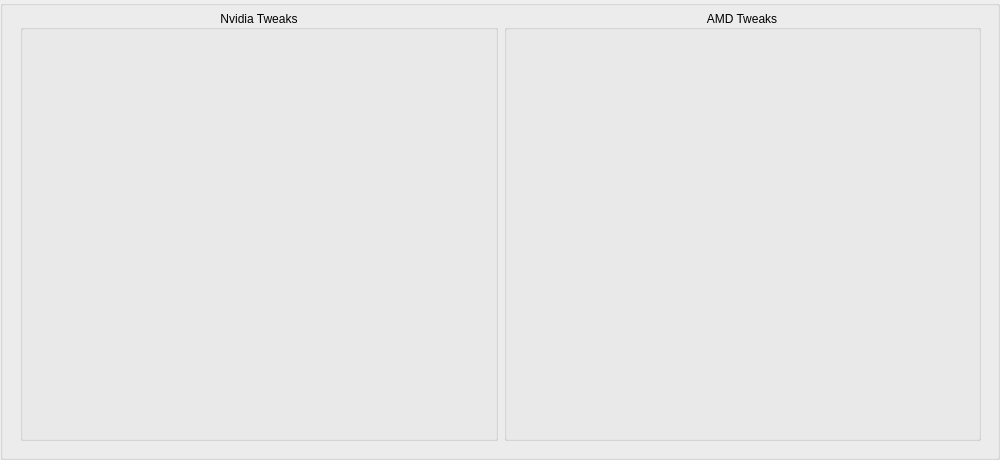
The window that gpu_tweaks.ui (alexhebri/SwiftBoost) describes before a commit, drawn with Qt 5.
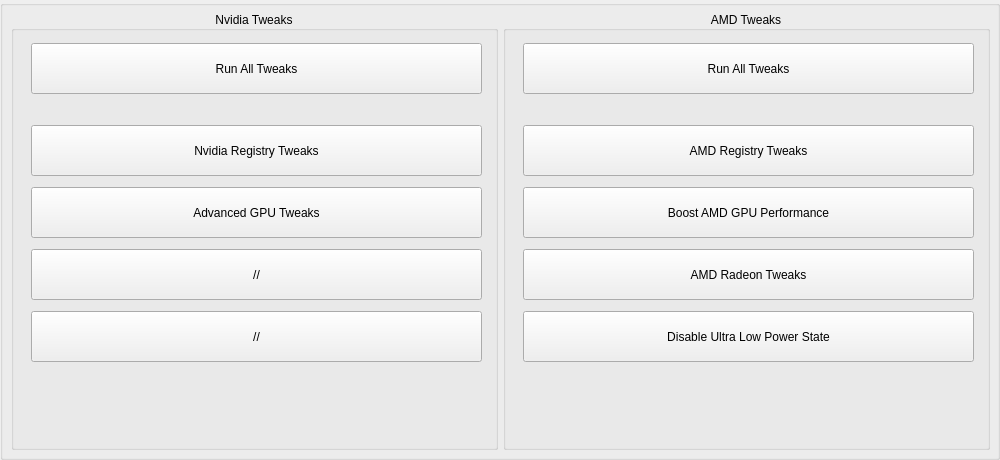
The same window after the commit.

Diff of the .ui file:
```diff
--- a/gpu_tweaks.ui
+++ b/gpu_tweaks.ui
@@ -34,13 +34,28 @@
   <widget class="QWidget" name="">
    <property name="geometry">
     <rect>
-     <x>20</x>
+     <x>10</x>
      <y>10</y>
-     <width>961</width>
-     <height>431</height>
+     <width>981</width>
+     <height>441</height>
     </rect>
    </property>
    <layout class="QHBoxLayout" name="horizontalLayout">
+    <property name="spacing">
+     <number>5</number>
+    </property>
+    <property name="leftMargin">
+     <number>1</number>
+    </property>
+    <property name="topMargin">
+     <number>1</number>
+    </property>
+    <property name="rightMargin">
+     <number>1</number>
+    </property>
+    <property name="bottomMargin">
+     <number>1</number>
+    </property>
     <item>
      <widget class="QGroupBox" name="groupBox">
       <property name="minimumSize">
@@ -55,6 +70,153 @@
       <property name="alignment">
        <set>Qt::AlignmentFlag::AlignCenter</set>
       </property>
+      <widget class="QWidget" name="">
+       <property name="geometry">
+        <rect>
+         <x>10</x>
+         <y>26</y>
+         <width>471</width>
+         <height>331</height>
+        </rect>
+       </property>
+       <layout class="QVBoxLayout" name="verticalLayout">
+        <property name="leftMargin">
+         <number>10</number>
+        </property>
+        <property name="topMargin">
+         <number>1</number>
+        </property>
+        <property name="rightMargin">
+         <number>10</number>
+        </property>
+        <property name="bottomMargin">
+         <number>1</number>
+        </property>
+        <item>
+         <widget class="QPushButton" name="aaa">
+          <property name="minimumSize">
+           <size>
+            <width>231</width>
+            <height>51</height>
+           </size>
+          </property>
+          <property name="text">
+           <string>Run All Tweaks</string>
+          </property>
+          <property name="checkable">
+           <bool>false</bool>
+          </property>
+          <property name="autoRepeat">
+           <bool>false</bool>
+          </property>
+          <property name="autoExclusive">
+           <bool>false</bool>
+          </property>
+         </widget>
+        </item>
+        <item>
+         <spacer name="horizontalSpacer">
+          <property name="orientation">
+           <enum>Qt::Orientation::Horizontal</enum>
+          </property>
+          <property name="sizeHint" stdset="0">
+           <size>
+            <width>40</width>
+            <height>20</height>
+           </size>
+          </property>
+         </spacer>
+        </item>
+        <item>
+         <widget class="QPushButton" name="aaa_2">
+          <property name="minimumSize">
+           <size>
+            <width>231</width>
+            <height>51</height>
+           </size>
+          </property>
+          <property name="text">
+           <string>Nvidia Registry Tweaks</string>
+          </property>
+          <property name="checkable">
+           <bool>false</bool>
+          </property>
+          <property name="autoRepeat">
+           <bool>false</bool>
+          </property>
+          <property name="autoExclusive">
+           <bool>false</bool>
+          </property>
+         </widget>
+        </item>
+        <item>
+         <widget class="QPushButton" name="aaa_4">
+          <property name="minimumSize">
+           <size>
+            <width>231</width>
+            <height>51</height>
+           </size>
+          </property>
+          <property name="text">
+           <string>Advanced GPU Tweaks</string>
+          </property>
+          <property name="checkable">
+           <bool>false</bool>
+          </property>
+          <property name="autoRepeat">
+           <bool>false</bool>
+          </property>
+          <property name="autoExclusive">
+           <bool>false</bool>
+          </property>
+         </widget>
+        </item>
+        <item>
+         <widget class="QPushButton" name="aaa_3">
+          <property name="minimumSize">
+           <size>
+            <width>231</width>
+            <height>51</height>
+           </size>
+          </property>
+          <property name="text">
+           <string>//</string>
+          </property>
+          <property name="checkable">
+           <bool>false</bool>
+          </property>
+          <property name="autoRepeat">
+           <bool>false</bool>
+          </property>
+          <property name="autoExclusive">
+           <bool>false</bool>
+          </property>
+         </widget>
+        </item>
+        <item>
+         <widget class="QPushButton" name="aaa_5">
+          <property name="minimumSize">
+           <size>
+            <width>231</width>
+            <height>51</height>
+           </size>
+          </property>
+          <property name="text">
+           <string>//</string>
+          </property>
+          <property name="checkable">
+           <bool>false</bool>
+          </property>
+          <property name="autoRepeat">
+           <bool>false</bool>
+          </property>
+          <property name="autoExclusive">
+           <bool>false</bool>
+          </property>
+         </widget>
+        </item>
+       </layout>
+      </widget>
      </widget>
     </item>
     <item>
@@ -71,6 +233,153 @@
       <property name="alignment">
        <set>Qt::AlignmentFlag::AlignCenter</set>
       </property>
+      <widget class="QWidget" name="layoutWidget">
+       <property name="geometry">
+        <rect>
+         <x>10</x>
+         <y>26</y>
+         <width>471</width>
+         <height>331</height>
+        </rect>
+       </property>
+       <layout class="QVBoxLayout" name="verticalLayout_2">
+        <property name="leftMargin">
+         <number>10</number>
+        </property>
+        <property name="topMargin">
+         <number>1</number>
+        </property>
+        <property name="rightMargin">
+         <number>10</number>
+        </property>
+        <property name="bottomMargin">
+         <number>1</number>
+        </property>
+        <item>
+         <widget class="QPushButton" name="aaa_6">
+          <property name="minimumSize">
+           <size>
+            <width>231</width>
+            <height>51</height>
+           </size>
+          </property>
+          <property name="text">
+           <string>Run All Tweaks</string>
+          </property>
+          <property name="checkable">
+           <bool>false</bool>
+          </property>
+          <property name="autoRepeat">
+           <bool>false</bool>
+          </property>
+          <property name="autoExclusive">
+           <bool>false</bool>
+          </property>
+         </widget>
+        </item>
+        <item>
+         <spacer name="horizontalSpacer_2">
+          <property name="orientation">
+           <enum>Qt::Orientation::Horizontal</enum>
+          </property>
+          <property name="sizeHint" stdset="0">
+           <size>
+            <width>40</width>
+            <height>20</height>
+           </size>
+          </property>
+         </spacer>
+        </item>
+        <item>
+         <widget class="QPushButton" name="aaa_7">
+          <property name="minimumSize">
+           <size>
+            <width>231</width>
+            <height>51</height>
+           </size>
+          </property>
+          <property name="text">
+           <string>AMD Registry Tweaks</string>
+          </property>
+          <property name="checkable">
+           <bool>false</bool>
+          </property>
+          <property name="autoRepeat">
+           <bool>false</bool>
+          </property>
+          <property name="autoExclusive">
+           <bool>false</bool>
+          </property>
+         </widget>
+        </item>
+        <item>
+         <widget class="QPushButton" name="aaa_8">
+          <property name="minimumSize">
+           <size>
+            <width>231</width>
+            <height>51</height>
+           </size>
+          </property>
+          <property name="text">
+           <string>Boost AMD GPU Performance</string>
+          </property>
+          <property name="checkable">
+           <bool>false</bool>
+          </property>
+          <property name="autoRepeat">
+           <bool>false</bool>
+          </property>
+          <property name="autoExclusive">
+           <bool>false</bool>
+          </property>
+         </widget>
+        </item>
+        <item>
+         <widget class="QPushButton" name="aaa_9">
+          <property name="minimumSize">
+           <size>
+            <width>231</width>
+            <height>51</height>
+           </size>
+          </property>
+          <property name="text">
+           <string>AMD Radeon Tweaks</string>
+          </property>
+          <property name="checkable">
+           <bool>false</bool>
+          </property>
+          <property name="autoRepeat">
+           <bool>false</bool>
+          </property>
+          <property name="autoExclusive">
+           <bool>false</bool>
+          </property>
+         </widget>
+        </item>
+        <item>
+         <widget class="QPushButton" name="aaa_10">
+          <property name="minimumSize">
+           <size>
+            <width>231</width>
+            <height>51</height>
+           </size>
+          </property>
+          <property name="text">
+           <string>Disable Ultra Low Power State</string>
+          </property>
+          <property name="checkable">
+           <bool>false</bool>
+          </property>
+          <property name="autoRepeat">
+           <bool>false</bool>
+          </property>
+          <property name="autoExclusive">
+           <bool>false</bool>
+          </property>
+         </widget>
+        </item>
+       </layout>
+      </widget>
      </widget>
     </item>
    </layout>
```
